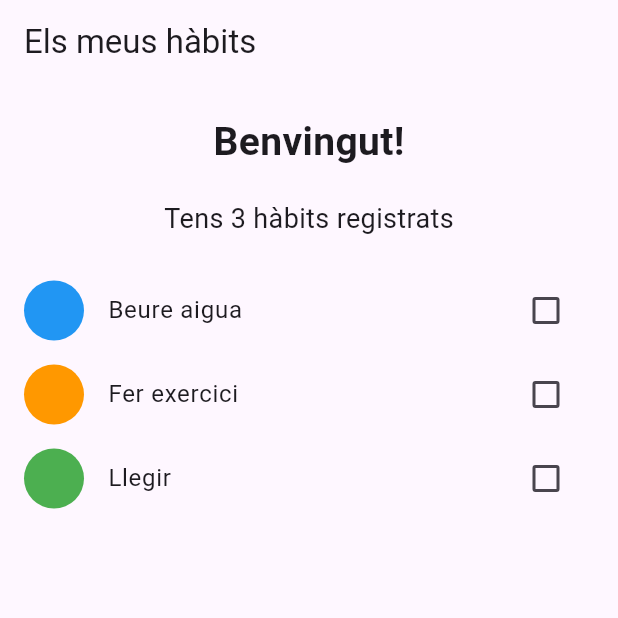
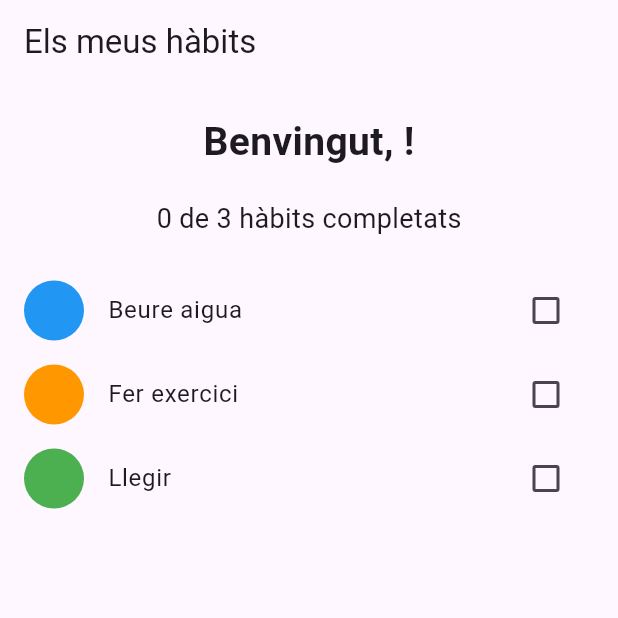
Before and after one commit to joseporiolse/HabitosApp, a Flutter app: the HomeScreen screen opened directly, on a phone screen of 412 x 824 dp, the top half of it. Run offline on Flutter 3.47's test engine with Material 3 defaults, Android fonts, the phone set to English and light mode, and no system bars; our stand-ins replace shared_preferences; accounts and stored records are empty.

Commit message:
guardar habits

```diff
--- a/lib/models/habitos.dart
+++ b/lib/models/habitos.dart
@@ -1,3 +1,4 @@
+
 class Habit {
   int id;
   String nom;
@@ -8,6 +9,28 @@ class Habit {
     required this.id,
     required this.nom,
     required this.color,
-    required this.datesCompletades
-});
+    required this.datesCompletades,
+  });
+
+  Map<String, dynamic> toJson() {
+    // Convertim l'hàbit a un mapa per poder guardar-lo com a JSON
+
+    return {
+      'id': id,
+      'nom': nom,
+      'color': color,
+      'datesCompletades': datesCompletades,
+    };
+  }
+
+  factory Habit.fromJson(Map<String, dynamic> json) {
+    // Reconstruïm un hàbit a partir de les dades JSON
+
+    return Habit(
+      id: json['id'] as int,
+      nom: json['nom'] as String,
+      color: json['color'] as int,
+      datesCompletades: List<String>.from(json['datesCompletades']),
+    );
+  }
 }
--- a/lib/screens/home_screen.dart
+++ b/lib/screens/home_screen.dart
@@ -1,6 +1,7 @@
 
 import 'package:flutter/material.dart';
 import '../models/habitos.dart';
+import '../services/preferencies_service.dart';
 
 class HomeScreen extends StatefulWidget {
   const HomeScreen({super.key});
@@ -10,6 +11,11 @@ class HomeScreen extends StatefulWidget {
 }
 
 class _HomeScreenState extends State<HomeScreen> {
+  final PreferenciesService preferencies = PreferenciesService();
+  // Servei per recuperar i guardar les dades
+
+  String nom = '';
+  // Nom de l'usuari
 
   List<Habit> habits = [
     Habit(
@@ -18,14 +24,12 @@ class _HomeScreenState extends State<HomeScreen> {
       color: Colors.blue.toARGB32(),
       datesCompletades: [],
     ),
-
     Habit(
       id: 2,
       nom: 'Fer exercici',
       color: Colors.orange.toARGB32(),
       datesCompletades: [],
     ),
-
     Habit(
       id: 3,
       nom: 'Llegir',
@@ -35,26 +39,107 @@ class _HomeScreenState extends State<HomeScreen> {
   ];
 
   @override
+  void initState() {
+    super.initState();
+    carregarNom();
+    carregarHabits();
+    // Carreguem el nom i els hàbits guardats
+  }
+
+  Future<void> carregarHabits() async {
+    // Recuperem els hàbits guardats a les preferències
+
+    final habitsGuardats = await preferencies.obtenirHabits();
+
+    if (!mounted) return;
+    // Comprovem que la pantalla encara estigui activa
+
+    if (habitsGuardats.isNotEmpty) {
+      setState(() {
+        habits = habitsGuardats;
+      });
+    } else {
+      await preferencies.guardarHabits(habits);
+      // Guardem els hàbits inicials si encara no hi ha dades
+    }
+  }
+
+  Future<void> carregarNom() async {
+    // Recuperem el nom guardat de l'usuari
+
+    final nomGuardat = await preferencies.obtenirNom();
+
+    if (!mounted) return;
+    // Comprovem que la pantalla encara estigui activa
+
+    setState(() {
+      nom = nomGuardat ?? '';
+    });
+  }
+
+  String obtenirDataAvui() {
+    // Obtenim la data actual sense l'hora
+
+    final avui = DateTime.now();
+
+    return '${avui.year}-${avui.month}-${avui.day}';
+  }
+
+  bool estaCompletatAvui(Habit habit) {
+    // Comprovem si l'hàbit està completat avui
+
+    return habit.datesCompletades.contains(obtenirDataAvui());
+  }
+
+  int calcularHabitsCompletats() {
+    // Comptem els hàbits completats avui
+
+    return habits.where((habit) {
+      return estaCompletatAvui(habit);
+    }).length;
+  }
+
+  Future<void> canviarEstatHabit(Habit habit, bool completat) async {
+    // Marquem o desmarquem un hàbit del dia actual
+
+    final dataAvui = obtenirDataAvui();
+
+    setState(() {
+      if (completat) {
+        // Si l'hàbit està completat, guardem la data d'avui
+
+        if (!habit.datesCompletades.contains(dataAvui)) {
+          habit.datesCompletades.add(dataAvui);
+        }
+      } else {
+        // Si desmarquem l'hàbit, eliminem la data d'avui
+
+        habit.datesCompletades.remove(dataAvui);
+      }
+    });
+
+    await preferencies.guardarHabits(habits);
+    // Guardem els canvis a les preferències
+  }
+
+  @override
   Widget build(BuildContext context) {
     // Construïm la pantalla principal de l'aplicació
 
+    final habitsCompletats = calcularHabitsCompletats();
+
     return Scaffold(
-      // Estructura bàsica de la pantalla
-
       appBar: AppBar(
         title: const Text('Els meus hàbits'),
-        // Títol de la barra superior
       ),
 
       body: Column(
         children: [
+          const SizedBox(height: 20),
 
-          const SizedBox(height: 20),
-          // Deixem un espai vertical
-
-          const Text(
-            'Benvingut!',
-            style: TextStyle(
+          Text(
+            'Benvingut, $nom!',
+            style: const TextStyle(
               fontSize: 26,
               fontWeight: FontWeight.bold,
             ),
@@ -63,7 +148,7 @@ class _HomeScreenState extends State<HomeScreen> {
           const SizedBox(height: 20),
 
           Text(
-            'Tens ${habits.length} hàbits registrats',
+            '$habitsCompletats de ${habits.length} hàbits completats',
             style: const TextStyle(fontSize: 18),
           ),
 
@@ -76,33 +161,26 @@ class _HomeScreenState extends State<HomeScreen> {
               // Creem una llista dinàmica amb els hàbits
 
               itemCount: habits.length,
-              // Indiquem quants elements tindrà la llista
 
               itemBuilder: (context, index) {
                 // Construïm cada element de la llista
 
                 final habit = habits[index];
-                // Obtenim l'hàbit de la posició actual
 
                 return ListTile(
-                  // Mostrem la informació de cada hàbit
-
                   leading: CircleAvatar(
                     backgroundColor: Color(habit.color),
-                    // Mostrem el color de l'hàbit
                   ),
 
                   title: Text(habit.nom),
-                  // Mostrem el nom de l'hàbit
 
                   trailing: Checkbox(
-                    // Casella per marcar l'hàbit com a completat
-
-                    value: false,
-                    // De moment tots els hàbits apareixen sense completar
+                    value: estaCompletatAvui(habit),
 
                     onChanged: (valor) {
-                      // Aquí implementarem el canvi d'estat de l'hàbit
+                      if (valor != null) {
+                        canviarEstatHabit(habit, valor);
+                      }
                     },
                   ),
                 );
```
Also changed, not shown: lib/services/preferencies_service.dart (+45 -0 lines).
